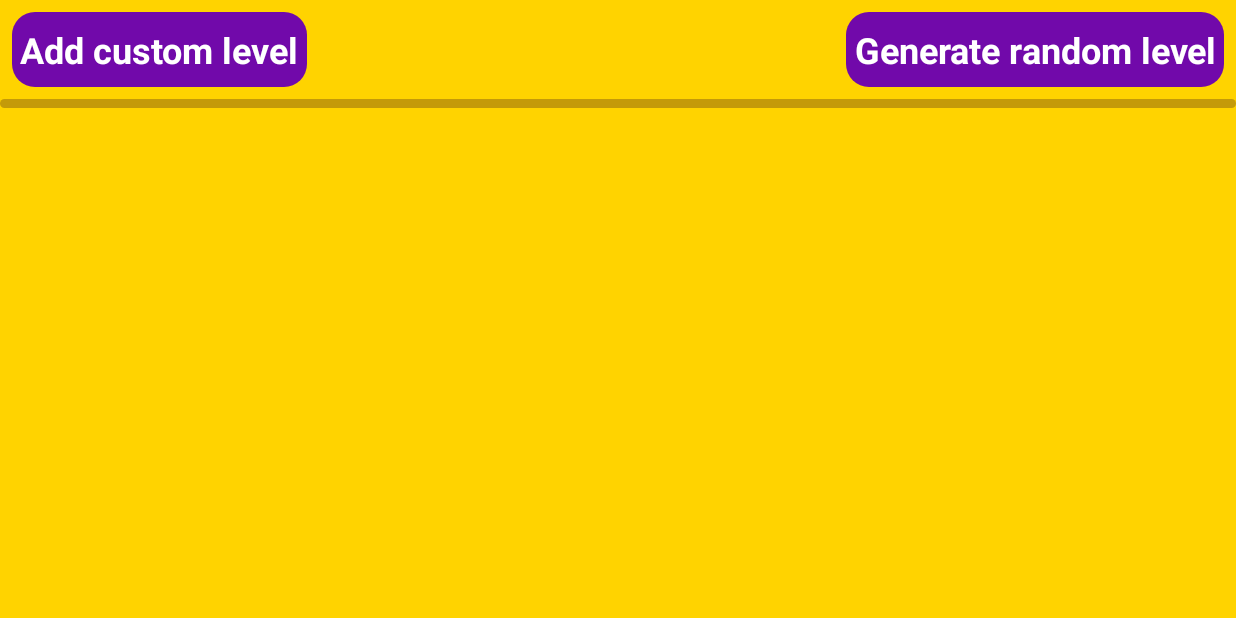
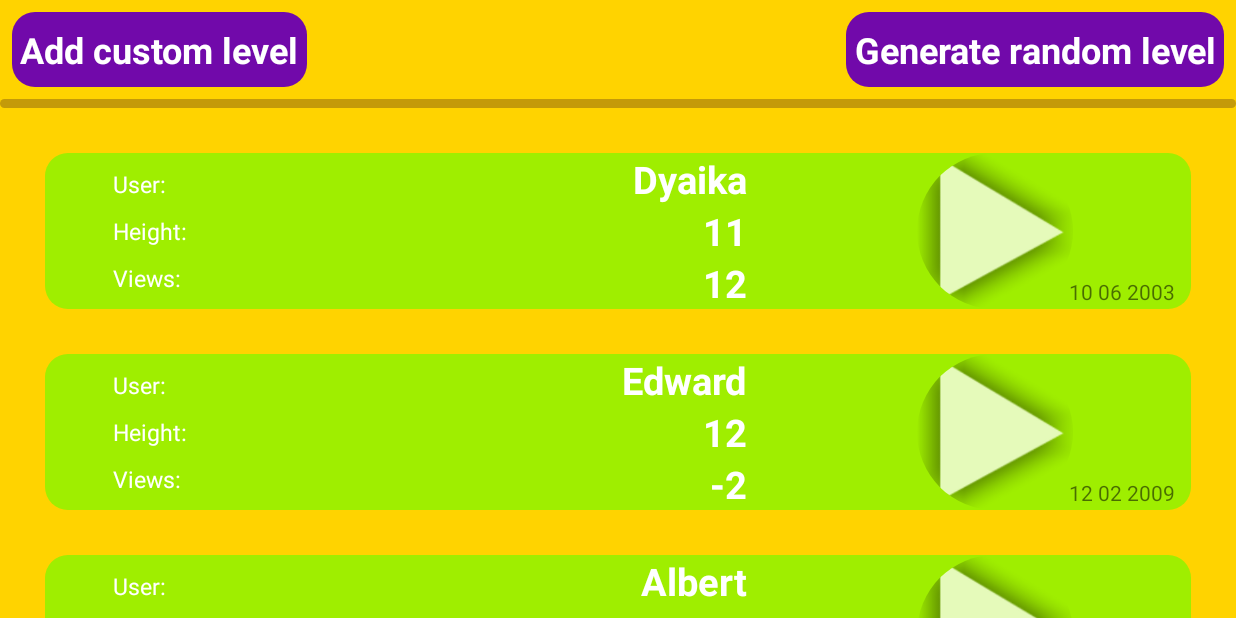
Before and after one commit to Dyaika/FilterGame, an Android app: the MoreLevelsActivity screen opened directly, with no data from a screen before it, on a phone screen of 824 x 412 dp (held sideways). Run offline under Robolectric (Android 15) with nearby library versions, the phone set to English and light mode, and no system bars; our stand-ins replace CircleImageView.

Commit message:
recycler view отображается в уровнях с сервера (самого сервера пока нету)

```diff
--- a/app/src/main/java/com/example/filtergame/MoreLevelsActivity.java
+++ b/app/src/main/java/com/example/filtergame/MoreLevelsActivity.java
@@ -10,9 +10,17 @@ import androidx.appcompat.app.AppCompatActivity;
 import androidx.recyclerview.widget.LinearLayoutManager;
 import androidx.recyclerview.widget.RecyclerView;
 
+import com.example.filtergame.adapter.ServerLevelAdapter;
+
+import java.util.Arrays;
+import java.util.Collection;
+
+import pojo.ServerLevel;
+
 public class MoreLevelsActivity extends AppCompatActivity {
 
     private RecyclerView levelsRecyclerView;
+    private ServerLevelAdapter serverLevelAdapter;
     private TextView randomText;
     private TextView addText;
     @Override
@@ -21,10 +29,12 @@ public class MoreLevelsActivity extends AppCompatActivity {
         setContentView(R.layout.activity_more_levels);
         Window window = getWindow();
         window.setFlags(WindowManager.LayoutParams.FLAG_FULLSCREEN, WindowManager.LayoutParams.FLAG_FULLSCREEN);
-        //initRecyclerView();
-        randomText = findViewById(R.id.random);
-        addText = findViewById(R.id.add);
+        initRecyclerView();
+        randomText = findViewById(R.id.random);//кнопка генерации случ уровня
+        addText = findViewById(R.id.add);//кнопка редактора уровней
+        loadLevels();
     }
+
     @Override
     public void onBackPressed() {
         //super.onBackPressed();
@@ -37,8 +47,23 @@ public class MoreLevelsActivity extends AppCompatActivity {
         }
     }
 
+    private void loadLevels(){
+        Collection<ServerLevel> serverLevels = getLevels();
+        serverLevelAdapter.setItems(serverLevels);
+    }
+
+    private Collection<ServerLevel> getLevels(){
+        return Arrays.asList(
+                new ServerLevel(1L, "Dyaika", "10 06 2003", 11, 12, "123242422141204012041"),
+                new ServerLevel(2L, "Edward", "12 02 2009", 12, -2, "1232342132432141204012041"),
+                new ServerLevel(3L, "Albert", "0 12 2077", 11, 99990, "1232424533212041")
+        );
+    }
+
     private void initRecyclerView(){
         levelsRecyclerView = findViewById(R.id.server_levels_recycler_view);
         levelsRecyclerView.setLayoutManager(new LinearLayoutManager(this));
+        serverLevelAdapter = new ServerLevelAdapter();
+        levelsRecyclerView.setAdapter(serverLevelAdapter);
     }
 }
--- /dev/null
+++ b/app/src/main/java/com/example/filtergame/adapter/ServerLevelAdapter.java
@@ -0,0 +1,79 @@
+package com.example.filtergame.adapter;
+
+import android.view.LayoutInflater;
+import android.view.View;
+import android.view.ViewGroup;
+import android.widget.ImageView;
+import android.widget.TextView;
+
+import androidx.annotation.NonNull;
+import androidx.recyclerview.widget.RecyclerView;
+
+import com.example.filtergame.R;
+
+import java.util.ArrayList;
+import java.util.Collection;
+import java.util.List;
+
+import pojo.ServerLevel;
+
+public class ServerLevelAdapter extends RecyclerView.Adapter<ServerLevelAdapter.ServerLevelViewHolder> {
+
+    private List<ServerLevel> serverLevelList = new ArrayList<>();
+    class ServerLevelViewHolder extends RecyclerView.ViewHolder{
+        private TextView user_name_h_tv;
+        private TextView height_h_tv;
+        private TextView views_h_tv;
+        private ImageView play_img_iv;
+        private TextView user_name_tv;
+        private TextView date_tv;
+        private TextView height_tv;
+        private TextView views_tv;
+
+        public ServerLevelViewHolder(View itemView){
+            super(itemView);
+            user_name_h_tv = itemView.findViewById(R.id.userTextView);
+            user_name_tv = itemView.findViewById(R.id.nameTextView);
+            height_h_tv = itemView.findViewById(R.id.heightTextView);
+            height_tv = itemView.findViewById(R.id.lengthTextView);
+            views_h_tv = itemView.findViewById(R.id.viewsTextView);
+            views_tv = itemView.findViewById(R.id.countTextView);
+            date_tv = itemView.findViewById(R.id.dateTextView);
+            play_img_iv = itemView.findViewById(R.id.playImageView);
+
+        }
+
+        public void bind(ServerLevel serverLevel){
+            user_name_tv.setText(serverLevel.getUserName());
+            height_tv.setText(String.valueOf(serverLevel.getHeight()));
+            views_tv.setText(String.valueOf(serverLevel.getViews()));
+            date_tv.setText(serverLevel.getDate());
+        }
+    }
+    public void setItems(Collection<ServerLevel> serverLevels){
+        serverLevelList.addAll(serverLevels);
+        notifyDataSetChanged();
+    }
+
+    public void clearItems(){
+        serverLevelList.clear();
+        notifyDataSetChanged();
+    }
+
+    @Override
+    public void onBindViewHolder(@NonNull ServerLevelViewHolder holder, int position) {
+        holder.bind(serverLevelList.get(position));
+    }
+
+    @Override
+    public ServerLevelViewHolder onCreateViewHolder(@NonNull ViewGroup parent, int viewType) {
+        View view = LayoutInflater.from(parent.getContext())
+                .inflate(R.layout.server_level_item_view, parent, false);
+        return new ServerLevelViewHolder(view);
+    }
+
+    @Override
+    public int getItemCount() {
+        return serverLevelList.size();
+    }
+}
--- a/app/src/main/res/drawable/style_my_green_server_levels.xml
+++ b/app/src/main/res/drawable/style_my_green_server_levels.xml
@@ -1,5 +1,5 @@
 <?xml version="1.0" encoding="utf-8"?>
 <shape xmlns:android="http://schemas.android.com/apk/res/android">
-    <corners android:radius="30dp"></corners>
+    <corners android:radius="15dp"></corners>
     <solid android:color="@color/my_green"></solid>
 </shape>
--- a/app/src/main/res/layout/server_level_item_view.xml
+++ b/app/src/main/res/layout/server_level_item_view.xml
@@ -3,6 +3,9 @@
     xmlns:tools="http://schemas.android.com/tools"
     android:layout_width="match_parent"
     android:layout_height="wrap_content"
+    android:layout_marginLeft="30dp"
+    android:layout_marginRight="30dp"
+    android:layout_marginTop="30dp"
     android:background="@drawable/style_my_green_server_levels"
     xmlns:app="http://schemas.android.com/apk/res-auto">
 
@@ -31,7 +34,7 @@
                 android:layout_marginLeft="40dp"
                 android:text="@string/username_text"
                 android:textColor="@color/white"
-                android:textSize="40sp"
+                android:textSize="15sp"
                 app:layout_constraintBottom_toTopOf="@+id/heightTextView"
                 app:layout_constraintStart_toStartOf="parent"
                 app:layout_constraintTop_toTopOf="parent" />
@@ -42,7 +45,7 @@
                 android:layout_height="wrap_content"
                 android:text="Name"
                 android:textColor="@color/white"
-                android:textSize="60sp"
+                android:textSize="25sp"
                 android:textStyle="bold"
                 android:layout_marginRight="40dp"
                 app:layout_constraintBottom_toTopOf="@+id/lengthTextView"
@@ -57,7 +60,7 @@
                 android:layout_marginLeft="40dp"
                 android:text="@string/height_text"
                 android:textColor="@color/white"
-                android:textSize="40sp"
+                android:textSize="15sp"
                 app:layout_constraintBottom_toBottomOf="parent"
                 app:layout_constraintStart_toStartOf="parent"
                 app:layout_constraintTop_toTopOf="parent" />
@@ -68,7 +71,7 @@
                 android:layout_height="wrap_content"
                 android:text="Length"
                 android:textColor="@color/white"
-                android:textSize="60sp"
+                android:textSize="25sp"
                 android:textStyle="bold"
                 android:layout_marginRight="40dp"
                 app:layout_constraintBottom_toBottomOf="parent"
@@ -83,7 +86,7 @@
                 android:paddingRight="5dp"
                 android:text="@string/views_text"
                 android:textColor="@color/white"
-                android:textSize="40sp"
+                android:textSize="15sp"
                 app:layout_constraintBottom_toBottomOf="@id/params"
                 app:layout_constraintStart_toStartOf="parent"
                 app:layout_constraintTop_toBottomOf="@+id/heightTextView" />
@@ -95,7 +98,7 @@
                 android:text="Count"
                 android:layout_marginRight="40dp"
                 android:textColor="@color/white"
-                android:textSize="60sp"
+                android:textSize="25sp"
                 android:textStyle="bold"
                 app:layout_constraintBottom_toBottomOf="parent"
                 app:layout_constraintEnd_toEndOf="parent"
@@ -109,9 +112,9 @@
             android:layout_weight="2">
 
             <de.hdodenhof.circleimageview.CircleImageView
-                android:id="@+id/imageView"
-                android:layout_width="match_parent"
-                android:layout_height="match_parent"
+                android:id="@+id/playImageView"
+                android:layout_width="0dp"
+                android:layout_height="0dp"
                 android:src="@drawable/play_icon3"
                 app:layout_constraintBottom_toBottomOf="parent"
                 app:layout_constraintEnd_toEndOf="@id/play_btn_field"
@@ -125,6 +128,7 @@
 
                 android:gravity="right"
                 android:paddingRight="5dp"
+                android:textSize="14sp"
                 android:text="10.06.2003"
                 app:layout_constraintBottom_toBottomOf="parent"
                 app:layout_constraintTop_toTopOf="parent"
```
Also changed, not shown: 21 other files.
